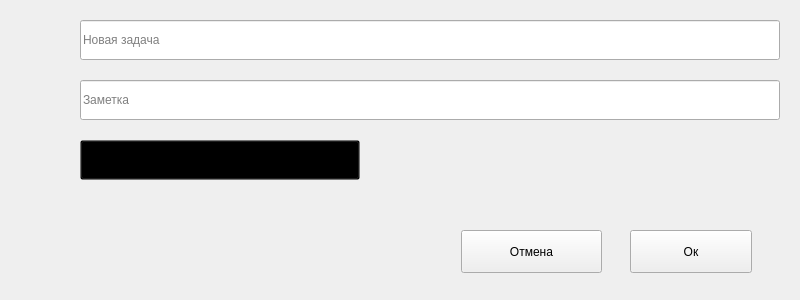
ushakovgleb/task-manager-qt, file create_task.ui: the form before one commit.
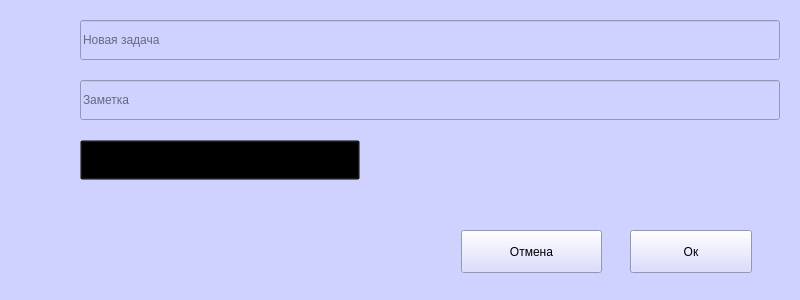
The form after the commit.

The edit to the form file:
```diff
--- a/create_task.ui
+++ b/create_task.ui
@@ -14,9 +14,9 @@
    <string>Form</string>
   </property>
   <property name="styleSheet">
-   <string notr="true">QWidget{
-	background-rgb(251, 217, 255)color: 
-}</string>
+   <string notr="true">background-color:rgb(207, 210, 255);
+color:black;
+</string>
   </property>
   <widget class="QLineEdit" name="lineEdit">
    <property name="geometry">
```
